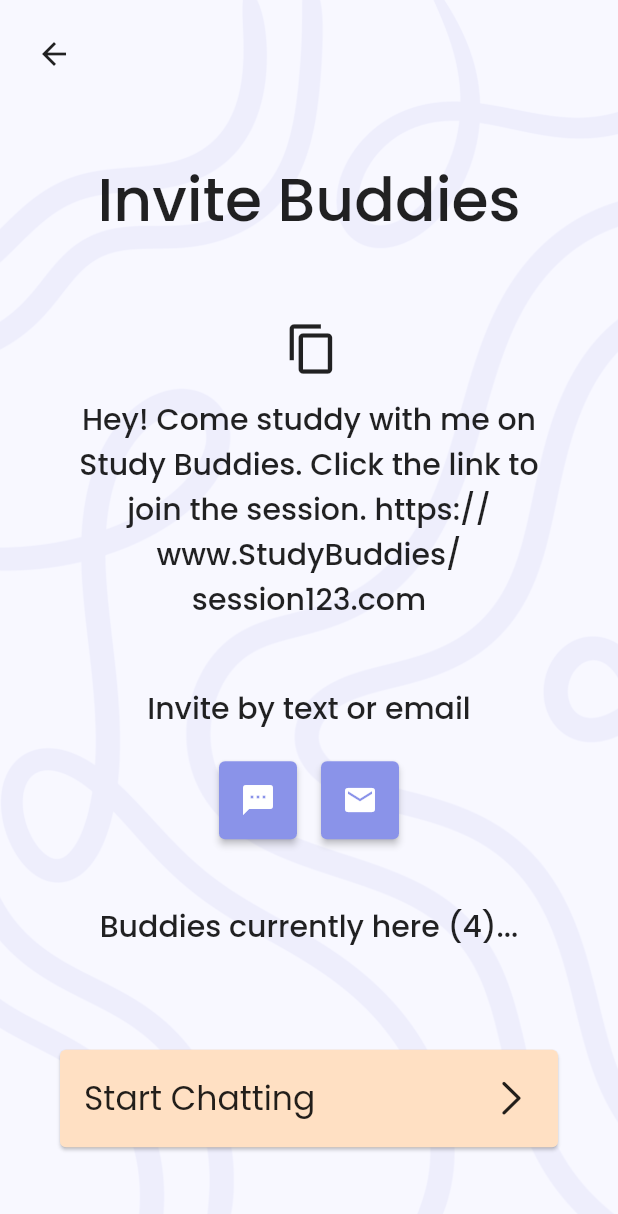
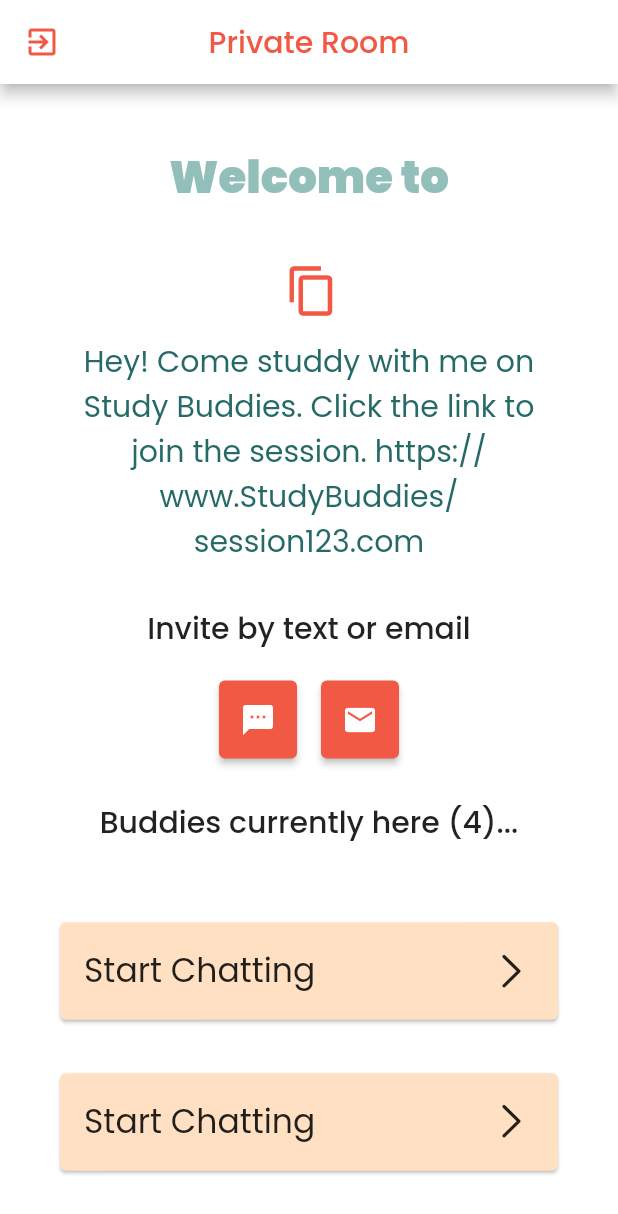
Before and after one commit to Maulik-Khandelwal/PrivateRoom, a Flutter app: the Room screen opened directly with empty values, on a phone screen of 412 x 824 dp. Shown: the top 1214 px of the screen. Run offline on Flutter 3.47's test engine with Material 2 defaults, Android fonts, the phone set to English and light mode, and no system bars; our stand-ins replace cloud_firestore, firebase_core, firebase_database, firebase_storage, flutter_colorpicker, flutter_riverpod and 6 more; missing offline and left inert: encrypt, flutter_udid; accounts and stored records are empty.

Commit message:
Study room added.

```diff
--- a/flutter_native_splash.yaml
+++ b/flutter_native_splash.yaml
@@ -1,3 +1,3 @@
 flutter_native_splash:
   image: assets/images/splash.png
-  color: "FDE8E1"
+  color: "FFFFFF"
--- a/lib/main.dart
+++ b/lib/main.dart
@@ -1,4 +1,5 @@
 import 'package:firebase_core/firebase_core.dart';
+import 'package:flutter_riverpod/flutter_riverpod.dart';
 import 'package:google_fonts/google_fonts.dart';
 import 'firebase_options.dart';
 import 'package:flutter/material.dart';
@@ -10,13 +11,14 @@ void main() async {
   await Firebase.initializeApp(
     options: DefaultFirebaseOptions.currentPlatform,
   );
-  runApp(MyApp());
+  runApp(ProviderScope(child: MyApp()));
 }
 
 class MyApp extends StatelessWidget {
   @override
   Widget build(BuildContext context) {
     return MaterialApp(
+      scrollBehavior: ScrollBehavior().copyWith(physics: BouncingScrollPhysics()),
       theme: ThemeData(accentColor: kImperialRed, primaryColor: kImperialRed, fontFamily: GoogleFonts.poppins().fontFamily,),
       title: 'Private Room',
       debugShowCheckedModeBanner: false,
--- a/lib/screens/dashboard_screen/widgets/room_item_widget.dart
+++ b/lib/screens/dashboard_screen/widgets/room_item_widget.dart
@@ -125,7 +125,7 @@ class RoomItemWidget extends StatelessWidget {
         SizedBox(height: 5),
         Text(
           'Room ID ${roomData[kRoomId]}',
-          style: kLabelTextStyle,
+          style: kLabelTextStyle.copyWith(color: kLightBlue),
           textAlign: TextAlign.start,
         ),
         SizedBox(height: 10),
@@ -191,12 +191,12 @@ class RoomItemWidget extends StatelessWidget {
 
     final roomIdText = Text(
       'Room ID: ${roomData[kRoomId]}',
-      style: kGeneralTextStyle.copyWith(fontSize: 15, color: kBlack),
+      style: kGeneralTextStyle.copyWith(fontSize: 15, color: kLightBlue),
     );
 
     final createdAtText = Text(
       'created at ${roomData[kRoomCreationDate]}',
-      style: kLabelTextStyle.copyWith(fontSize: 15, color: kBlack),
+      style: kLabelTextStyle.copyWith(fontSize: 15, color: kLightBlue),
     );
 
     return Card(
--- a/lib/screens/room/room.dart
+++ b/lib/screens/room/room.dart
@@ -1,7 +1,11 @@
 import 'package:flutter/cupertino.dart';
 import 'package:flutter/material.dart';
+import 'package:privateroom/utility/firebase_constants.dart';
+import 'package:rflutter_alert/rflutter_alert.dart';
 
+import '../../utility/ui_constants.dart';
 import '../messaging_screen/messaging_screen.dart';
+import 'home_page.dart';
 
 class Room extends StatefulWidget {
   final roomData;
@@ -20,31 +24,78 @@ class Room extends StatefulWidget {
 }
 
 class _RoomState extends State<Room> {
+  void showLoginDialog(var context) {
+    final alertBorder = RoundedRectangleBorder(
+      borderRadius: BorderRadius.circular(10.0),
+      // side: BorderSide(
+      //   width: 2.0,
+      //   color: kImperialRed,
+      // ),
+    );
+
+    final alertStyle = AlertStyle(
+      animationType: AnimationType.fromTop,
+      isCloseButton: true,
+      isOverlayTapDismiss: false,
+      alertBorder: alertBorder,
+      titleStyle: kHeadingTextStyle.copyWith(color: kSteelBlue, fontSize: 30),
+    );
+
+    final alertContent = Column(
+      crossAxisAlignment: CrossAxisAlignment.stretch,
+      children: <Widget>[
+        SizedBox(height: 5),
+        Text(
+          'Are you sure want to leave your private room, rest of the world is not secure enough !',
+          style: kLabelTextStyle.copyWith(color: kLightBlue),
+          textAlign: TextAlign.center,
+        ),
+        SizedBox(height: 5),
+      ],
+    );
+
+    final dialogButton = DialogButton(
+      height: 40,
+      width: 120,
+      onPressed: () => Navigator.pop(context),
+      child: Text(
+        "Confirm !",
+        style: kGeneralTextStyle,
+      ),
+    );
+
+    Alert(
+      style: alertStyle,
+      context: context,
+      title: 'Leave ${widget.roomData[kRoomName]}',
+      content: alertContent,
+      buttons: [
+        dialogButton,
+      ],
+      closeFunction: () {
+        Navigator.pop(context);
+      },
+    ).show();
+  }
   @override
   Widget build(BuildContext context) {
-    return SafeArea(
-      child: Scaffold(
-        body: Container(
-          decoration: const BoxDecoration(
-            image: DecorationImage(
-              image: AssetImage("assets/images/bg.png"),
-              fit: BoxFit.cover,
+    return Scaffold(
+      backgroundColor: kWhite,
+      appBar: AppBar(
+        backgroundColor: kWhite,
+        title: Text(
+          'Private Room',
+          style: TextStyle(color: kImperialRed),
         ),
+        centerTitle: true,
+        leading: IconButton(icon: Icon(Icons.exit_to_app), onPressed: (){showLoginDialog(context);}, color: kImperialRed,)
       ),
-          child: Padding(
+      body: Padding(
         padding:
         const EdgeInsets.symmetric(horizontal: 12.0, vertical: 12.0),
         child: Column(
           crossAxisAlignment: CrossAxisAlignment.start,
           children: [
-                IconButton(
-                  onPressed: () {
-                    Navigator.of(context).pop();
-                  },
-                  icon: const Icon(
-                    Icons.arrow_back,
-                  ),
-                ),
             Expanded(
               child: Center(
                 child: Padding(
@@ -54,13 +105,12 @@ class _RoomState extends State<Room> {
                     crossAxisAlignment: CrossAxisAlignment.center,
                     children: [
                       Text(
-                            "Invite Buddies",
-                            style: Theme.of(context)
-                                .textTheme
-                                .titleLarge
-                                ?.copyWith(
-                              fontSize: 40,
+                        "Welcome to ${widget.roomData[kRoomName]}",
+                        style: kHeadingTextStyle.copyWith(
+                          fontSize: 30,
+                          color: kLightBlue
                         ),
+                        textAlign: TextAlign.center,
                       ),
                       Column(
                         crossAxisAlignment: CrossAxisAlignment.center,
@@ -82,6 +132,7 @@ class _RoomState extends State<Room> {
                             icon: const Icon(
                               Icons.copy,
                               size: 36,
+                              color: kImperialRed,
                             ),
                           ),
                           const SizedBox(
@@ -89,7 +140,7 @@ class _RoomState extends State<Room> {
                           ),
                           Text(
                             "Hey! Come studdy with me on Study Buddies. Click the link to join the session. https://www.StudyBuddies/session123.com",
-                                style: Theme.of(context).textTheme.titleLarge,
+                            style: kGeneralTextStyle.copyWith(fontSize: 20, color: kSteelBlue),
                             textAlign: TextAlign.center,
                           ),
                         ],
@@ -111,9 +162,7 @@ class _RoomState extends State<Room> {
                                 width: 52,
                                 child: ElevatedButton(
                                   style: ElevatedButton.styleFrom(
-                                        primary: const Color(
-                                          0xff8A93E9,
-                                        ),
+                                    primary: kImperialRed,
                                     padding: EdgeInsets.zero,
                                   ),
                                   onPressed: () {},
@@ -131,9 +180,7 @@ class _RoomState extends State<Room> {
                                 child: ElevatedButton(
                                   onPressed: () {},
                                   style: ElevatedButton.styleFrom(
-                                        primary: const Color(
-                                          0xff8A93E9,
-                                        ),
+                                    primary: kImperialRed,
                                     padding: EdgeInsets.zero,
                                   ),
                                   child: const Icon(
@@ -197,7 +244,38 @@ class _RoomState extends State<Room> {
                           ),
                         ),
                       ),
+                      Material(
+                        type: MaterialType.transparency,
+                        child: Card(
+                          color: const Color(0xffFFE0C3),
+                          child: InkWell(
+                            borderRadius: BorderRadius.circular(14),
+                            onTap: () => {
+                              Navigator.push(context, MaterialPageRoute(
+                                builder: (ctx) => RoomHome(),
+                              ))
+                            },
+                            child: Container(
+                              padding: const EdgeInsets.symmetric(
+                                horizontal: 16.0,
+                                vertical: 16.0,
+                              ),
+                              child: Row(
+                                children: [
+                                  Text(
+                                    "Start Chatting",
+                                    style: Theme.of(context)
+                                        .textTheme
+                                        .titleMedium
+                                        ?.copyWith(fontSize: 22),
+                                  ),
+                                  const Spacer(),
+                                  const Icon(
+                                    CupertinoIcons.right_chevron,
+                                    size: 30,
+                                  ),
                                 ],
+                              ),
                             ),
                           ),
                         ),
@@ -207,6 +285,9 @@ class _RoomState extends State<Room> {
                 ),
               ),
             ),
+          ],
+        ),
+      ),
     );
   }
 }
--- a/lib/utility/ui_constants.dart
+++ b/lib/utility/ui_constants.dart
@@ -4,7 +4,7 @@ import 'package:flutter/material.dart';
 const Color kImperialRed = Color(0xfff15944);
 const Color kWhite = Color(0xffFFFFFF);
 const Color kSteelBlue = Color(0xff266a68);
-const Color kLightBlue = Color(0xffa3d3cb);
+const Color kLightBlue = Color(0xff93BFBB);
 const Color kBlack = Color(0xff000000);
 
 const kLightestTextStyle = TextStyle(
--- a/pubspec.yaml
+++ b/pubspec.yaml
@@ -64,6 +64,9 @@ dependencies:
   animations: ^2.0.0
   bottom_navy_bar: ^5.6.0
   provider: ^5.0.0
+  riverpod: ^1.0.3
+  flutter_riverpod: ^1.0.3
+  pausable_timer: ^1.0.0+4
 
 dev_dependencies:
   flutter_test:
```
Also changed, not shown: pubspec.lock, 4 other files. Lines whose indentation alone changed are shown as unchanged.
